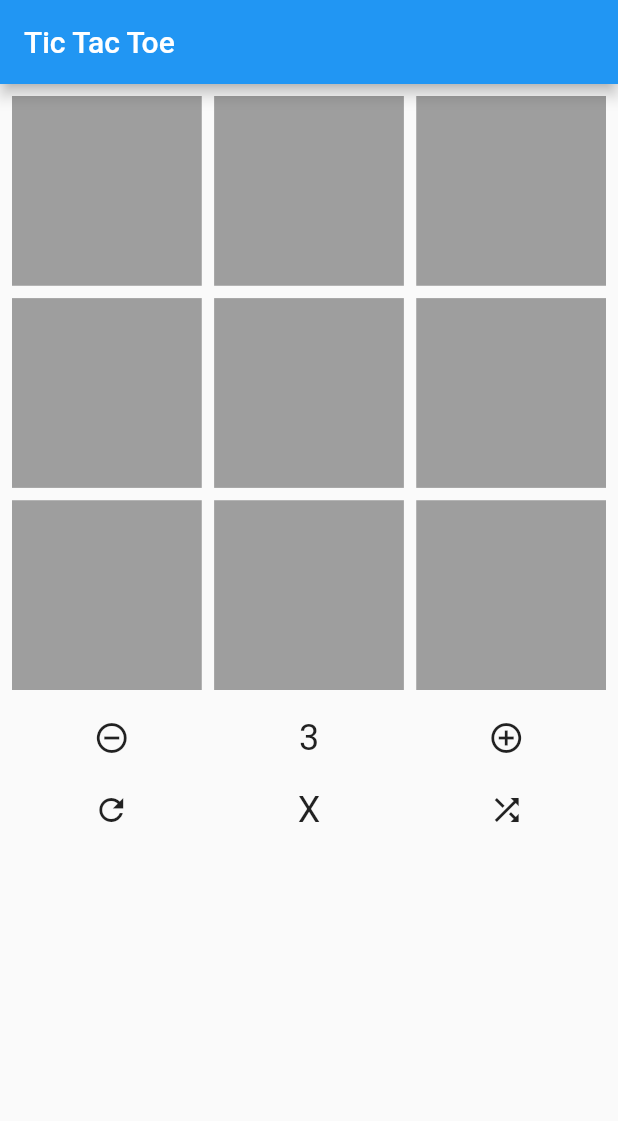
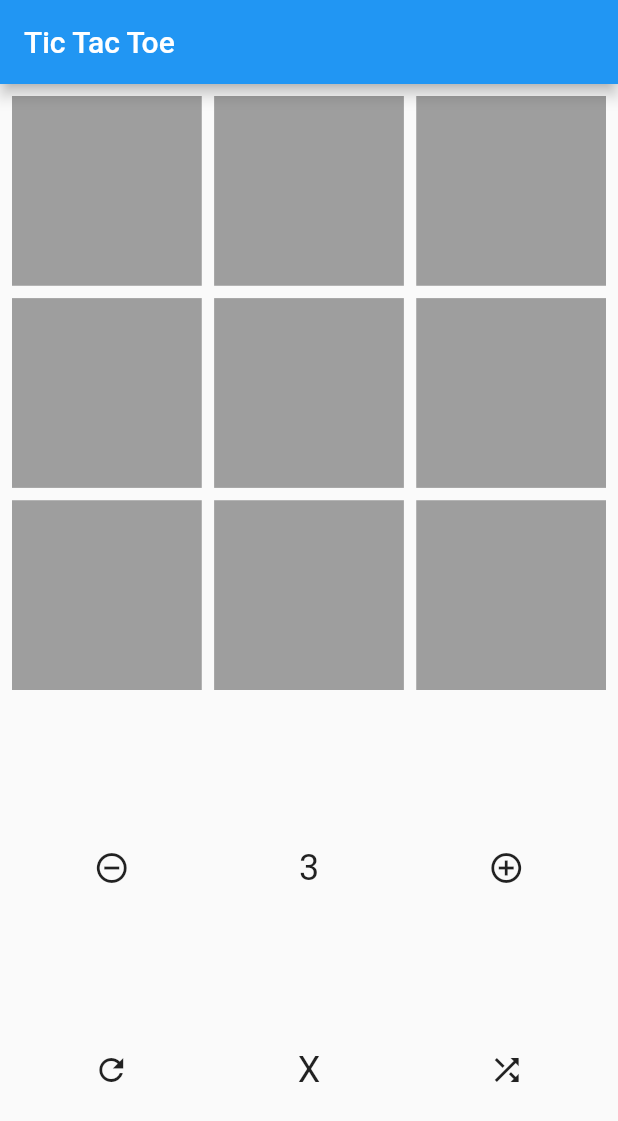
Before and after one commit to Maksim-Nikolaev/tic_tac_toe, a Flutter app: the screen it shows after launch, on a phone screen of 412 x 824 dp. Shown: the top 1121 px of the screen. Run offline on Flutter 3.47's test engine with Material 2 defaults, Android fonts, the phone set to English and light mode, and no system bars.

Commit message:
removed SingleChildScrollView

```diff
--- a/lib/src/screens/game_screen.dart
+++ b/lib/src/screens/game_screen.dart
@@ -51,8 +51,7 @@ class _GameScreenState extends State<GameScreen> {
         title: const Text('Tic Tac Toe'),
         brightness: Brightness.light,
       ),
-      body: SingleChildScrollView(
-        child: Column(
+      body: Column(
         mainAxisSize: MainAxisSize.min,
         mainAxisAlignment: MainAxisAlignment.center,
         crossAxisAlignment: CrossAxisAlignment.center,
@@ -169,7 +168,6 @@ class _GameScreenState extends State<GameScreen> {
           Spacer(),
         ],
       ),
-      ),
     );
   }
 }
```
Lines whose indentation alone changed are shown as unchanged.
